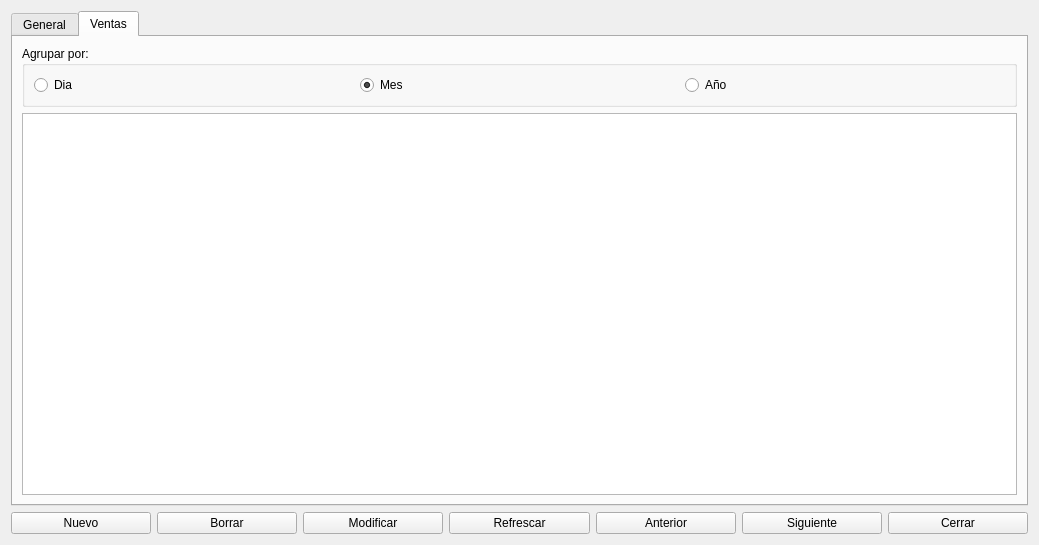
First picture: the form in articulos.ui, repository Ladis72/tienda, before the edit.
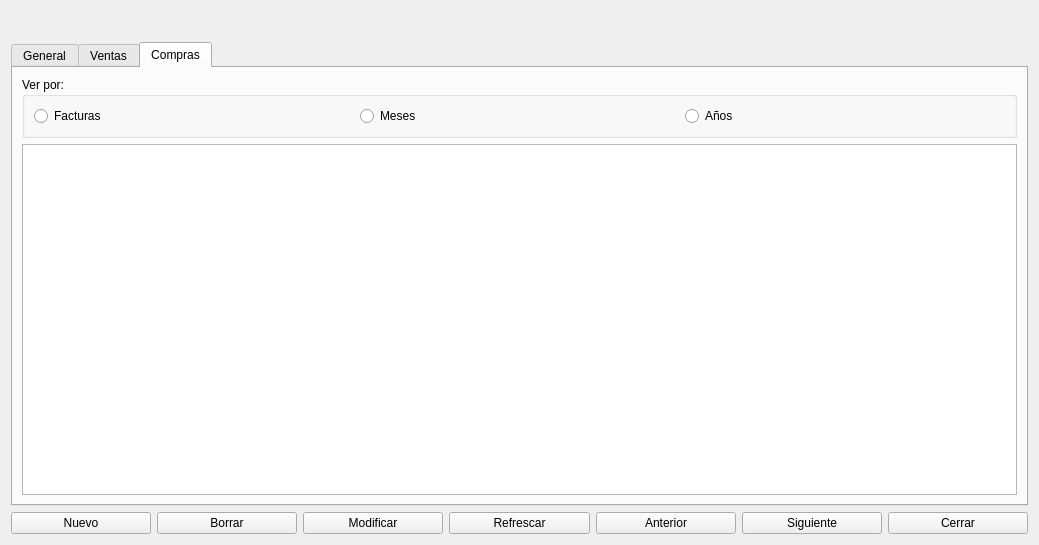
Second picture: the form after the edit. The open tabs and pages were chosen to show the change.

Commit message: Ventas articulos

```diff
--- a/articulos.ui
+++ b/articulos.ui
@@ -20,6 +20,26 @@
    <string>Productos</string>
   </property>
   <layout class="QVBoxLayout" name="verticalLayout">
+   <item>
+    <widget class="QLabel" name="labelNombrePrecio">
+     <property name="font">
+      <font>
+       <family>Utopia</family>
+       <pointsize>16</pointsize>
+       <weight>75</weight>
+       <italic>true</italic>
+       <bold>true</bold>
+      </font>
+     </property>
+     <property name="styleSheet">
+      <string notr="true">
+color: rgb(255, 25, 5);</string>
+     </property>
+     <property name="text">
+      <string/>
+     </property>
+    </widget>
+   </item>
    <item>
     <widget class="QTabWidget" name="tabWidget">
      <property name="currentIndex">
@@ -199,26 +219,6 @@
             </property>
            </widget>
           </item>
-          <item row="1" column="5" colspan="6">
-           <widget class="QLabel" name="labelNombrePrecio">
-            <property name="font">
-             <font>
-              <family>Utopia</family>
-              <pointsize>16</pointsize>
-              <weight>75</weight>
-              <italic>true</italic>
-              <bold>true</bold>
-             </font>
-            </property>
-            <property name="styleSheet">
-             <string notr="true">
-color: rgb(255, 25, 5);</string>
-            </property>
-            <property name="text">
-             <string/>
-            </property>
-           </widget>
-          </item>
           <item row="4" column="5">
            <widget class="QLabel" name="label_6">
             <property name="text">
@@ -410,6 +410,46 @@
        </item>
       </layout>
      </widget>
+     <widget class="QWidget" name="tab_2">
+      <attribute name="title">
+       <string>Compras</string>
+      </attribute>
+      <layout class="QGridLayout" name="gridLayout_4">
+       <item row="0" column="0">
+        <widget class="QGroupBox" name="groupBox_2">
+         <property name="title">
+          <string>Ver por:</string>
+         </property>
+         <layout class="QHBoxLayout" name="horizontalLayout_3">
+          <item>
+           <widget class="QRadioButton" name="radioButtonFacturas">
+            <property name="text">
+             <string>Facturas</string>
+            </property>
+           </widget>
+          </item>
+          <item>
+           <widget class="QRadioButton" name="radioButtonMeses">
+            <property name="text">
+             <string>Meses</string>
+            </property>
+           </widget>
+          </item>
+          <item>
+           <widget class="QRadioButton" name="radioButtonAnos">
+            <property name="text">
+             <string>Años</string>
+            </property>
+           </widget>
+          </item>
+         </layout>
+        </widget>
+       </item>
+       <item row="1" column="0">
+        <widget class="QTableView" name="tableView"/>
+       </item>
+      </layout>
+     </widget>
     </widget>
    </item>
    <item>
```
Left out of the diff: 6 changed lines with no effect on the pictures. The commit also changes 2 other files.
